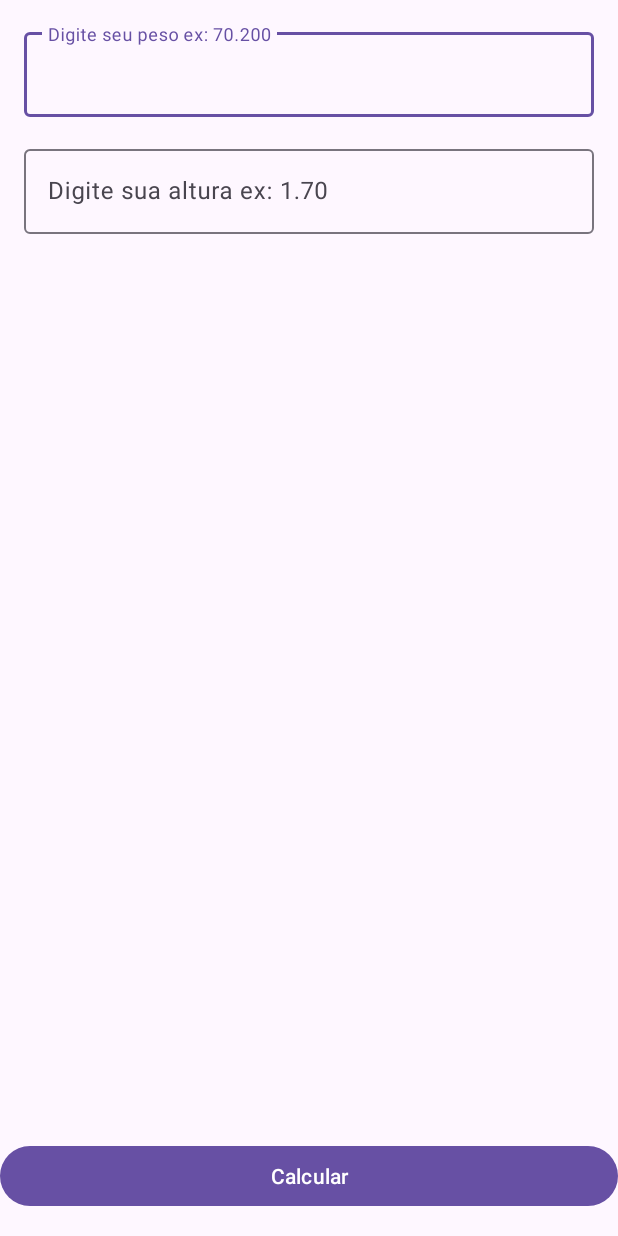
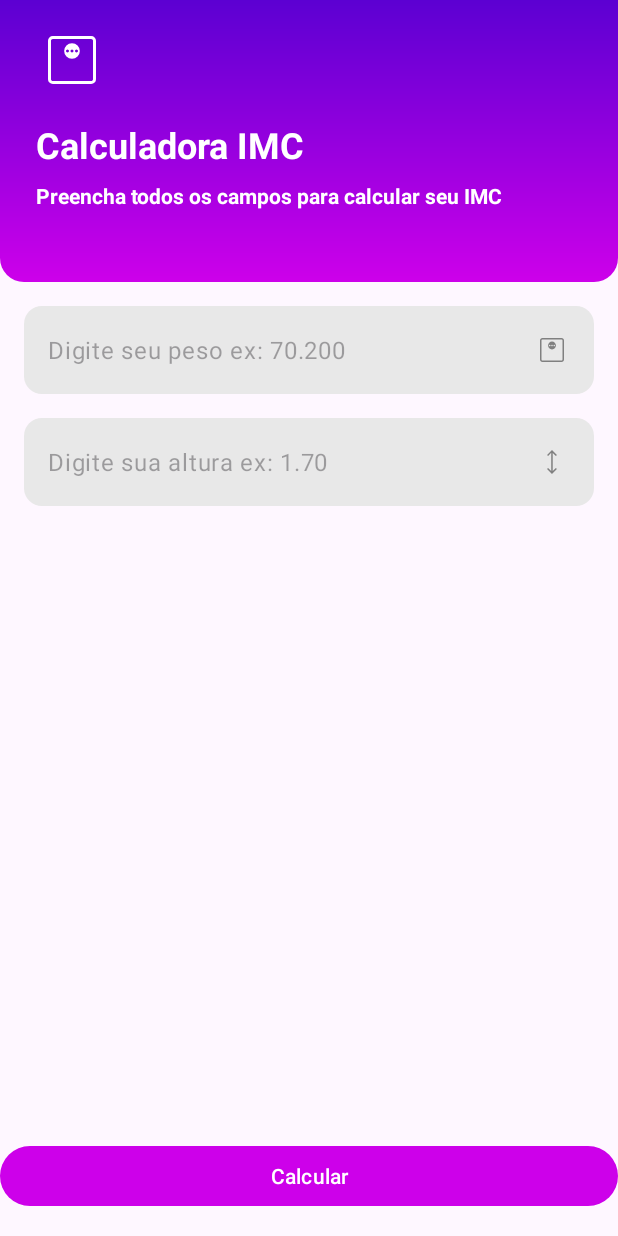
Before and after one commit to jacaboyjr/Calculadora-imc, an Android app: the screen it shows after launch (MainActivity), on a phone screen of 412 x 824 dp. Run offline under Robolectric (Android 15) with nearby library versions, the phone set to English and light mode, and no system bars.

Commit message:
Melhorando esperiência do Usuário

```diff
--- a/app/build.gradle.kts
+++ b/app/build.gradle.kts
@@ -41,6 +41,7 @@ dependencies {
     implementation("androidx.appcompat:appcompat:1.6.1")
     implementation("com.google.android.material:material:1.10.0")
     implementation("androidx.constraintlayout:constraintlayout:2.1.4")
+    implementation("androidx.activity:activity:1.8.0")
     testImplementation("junit:junit:4.13.2")
     androidTestImplementation("androidx.test.ext:junit:1.1.5")
     androidTestImplementation("androidx.test.espresso:espresso-core:3.5.1")
--- /dev/null
+++ b/app/src/main/res/drawable/gradient_br.xml
@@ -0,0 +1,14 @@
+<?xml version="1.0" encoding="utf-8"?>
+<shape xmlns:android="http://schemas.android.com/apk/res/android">
+
+    <corners android:topLeftRadius="0dp"
+        android:topRightRadius="0dp"
+        android:bottomLeftRadius="16dp"
+        android:bottomRightRadius="16dp"/>
+
+    <gradient
+        android:startColor="@color/primary_400"
+        android:endColor="@color/primary_900"
+        android:angle="90" />
+
+</shape>
--- /dev/null
+++ b/app/src/main/res/drawable/ic_height.xml
@@ -0,0 +1,9 @@
+<vector xmlns:android="http://schemas.android.com/apk/res/android"
+    android:width="24dp"
+    android:height="24dp"
+    android:viewportWidth="960"
+    android:viewportHeight="960">
+  <path
+      android:pathData="M479.23,800 L347.69,668.46l27.54,-27.54 84,82.23v-487.07l-83.23,83 -27.54,-27.54L480,160l131.54,131.54 -28.31,28.54 -84,-83.23v486.3l84,-82.23 27.54,27.54L479.23,800Z"
+      android:fillColor="#FF808080"/>
+</vector>
--- /dev/null
+++ b/app/src/main/res/drawable/ic_weigth.xml
@@ -0,0 +1,9 @@
+<vector xmlns:android="http://schemas.android.com/apk/res/android"
+    android:width="24dp"
+    android:height="24dp"
+    android:viewportWidth="960"
+    android:viewportHeight="960">
+  <path
+      android:pathData="M480,464.62q43.85,0 74.23,-30.39 30.39,-30.38 30.39,-74.23 0,-43.85 -30.39,-74.23 -30.38,-30.39 -74.23,-30.39 -43.85,0 -74.23,30.39 -30.39,30.38 -30.39,74.23 0,43.85 30.39,74.23 30.38,30.39 74.23,30.39ZM420,380q-8,0 -14,-6t-6,-14q0,-8 6,-14t14,-6q8,0 14,6t6,14q0,8 -6,14t-14,6ZM480,380q-8,0 -14,-6t-6,-14q0,-8 6,-14t14,-6q8,0 14,6t6,14q0,8 -6,14t-14,6ZM540,380q-8,0 -14,-6t-6,-14q0,-8 6,-14t14,-6q8,0 14,6t6,14q0,8 -6,14t-14,6ZM224.62,800q-27.62,0 -46.12,-18.5Q160,763 160,735.38v-510.76q0,-27.62 18.5,-46.12Q197,160 224.62,160h510.76q27.62,0 46.12,18.5Q800,197 800,224.62v510.76q0,27.62 -18.5,46.12Q763,800 735.38,800L224.62,800ZM224.62,760h510.76q9.24,0 16.93,-7.69 7.69,-7.69 7.69,-16.93v-510.76q0,-9.24 -7.69,-16.93 -7.69,-7.69 -16.93,-7.69L224.62,200q-9.24,0 -16.93,7.69 -7.69,7.69 -7.69,16.93v510.76q0,9.24 7.69,16.93 7.69,7.69 16.93,7.69ZM200,200v560,-560Z"
+      android:fillColor="#FF808080"/>
+</vector>
--- /dev/null
+++ b/app/src/main/res/drawable/rouded_bg.xml
@@ -0,0 +1,6 @@
+<?xml version="1.0" encoding="utf-8"?>
+<shape xmlns:android="http://schemas.android.com/apk/res/android">
+
+    <solid android:color="#E8E8E8" /> <!--gray color for the backgroud-->
+    <corners android:radius="12dp"/> <!--Radius for the corners-->
+</shape>
--- a/app/src/main/res/layout/activity_main.xml
+++ b/app/src/main/res/layout/activity_main.xml
@@ -6,6 +6,49 @@
     android:layout_height="match_parent"
     tools:context=".MainActivity">
 
+    <LinearLayout
+        android:id="@+id/vg_header"
+        android:layout_width="match_parent"
+        android:orientation="vertical"
+        android:layout_marginBottom="24dp"
+        android:background="@drawable/gradient_br"
+        android:layout_height="wrap_content"
+        app:layout_constraintEnd_toEndOf="parent"
+        app:layout_constraintStart_toStartOf="parent"
+        app:layout_constraintTop_toTopOf="parent">
+
+
+    <ImageView
+        android:src="@drawable/ic_weigth"
+        android:layout_marginTop="16dp"
+        android:layout_marginStart="24dp"
+        android:layout_marginBottom="16dp"
+        android:layout_width="48dp"
+        android:layout_height="48dp"
+        android:tint="@color/white"/>
+
+        <TextView
+            android:layout_marginStart="24dp"
+            android:layout_width="wrap_content"
+            android:layout_height="wrap_content"
+            android:textStyle="bold"
+            android:textColor="@color/white"
+            android:textSize="24sp"
+            android:text="Calculadora IMC"/>
+
+        <TextView
+            android:layout_marginStart="24dp"
+            android:layout_marginTop="8dp"
+            android:layout_marginEnd="24dp"
+            android:layout_marginBottom="48dp"
+            android:textStyle="bold"
+            android:textColor="@color/white"
+            android:layout_width="wrap_content"
+            android:layout_height="wrap_content"
+            android:text="Preencha todos os campos para calcular seu IMC"/>
+
+
+    </LinearLayout>
 
     <Button
         android:id="@+id/btn_calcular"
@@ -21,14 +64,20 @@
         android:id="@+id/textInputLayout"
         android:layout_width="match_parent"
         android:layout_height="wrap_content"
-        android:layout_margin="16dp"
-        app:layout_constraintTop_toTopOf="parent"
+        android:layout_marginTop="24px"
+        android:layout_marginStart="16dp"
+        android:layout_marginEnd="16dp"
+        app:hintEnabled="false"
+        app:layout_constraintTop_toBottomOf="@+id/vg_header"
         tools:layout_editor_absoluteX="1dp">
 
         <com.google.android.material.textfield.TextInputEditText
             android:id="@+id/edt_peso"
+            android:drawableEnd="@drawable/ic_weigth"
+            android:maxLength="6"
             android:layout_width="match_parent"
             android:layout_height="wrap_content"
+            android:background="@drawable/rouded_bg"
             android:hint="Digite seu peso ex: 70.200"
             android:inputType="numberDecimal" />
     </com.google.android.material.textfield.TextInputLayout>
@@ -37,15 +86,19 @@
         android:layout_width="match_parent"
         android:layout_height="wrap_content"
         android:layout_margin="16dp"
+        app:hintEnabled="false"
         app:layout_constraintEnd_toEndOf="parent"
         app:layout_constraintStart_toStartOf="parent"
         app:layout_constraintTop_toBottomOf="@+id/textInputLayout">
 
         <com.google.android.material.textfield.TextInputEditText
             android:id="@+id/edt_altura"
+            android:drawableEnd="@drawable/ic_height"
+            android:maxLength="4"
             android:layout_width="match_parent"
             android:layout_height="wrap_content"
             android:inputType="numberDecimal"
+            android:background="@drawable/rouded_bg"
             android:hint="Digite sua altura ex: 1.70" />
     </com.google.android.material.textfield.TextInputLayout>
 
--- a/app/src/main/res/values-night/themes.xml
+++ b/app/src/main/res/values-night/themes.xml
@@ -2,6 +2,7 @@
     <!-- Base application theme. -->
     <style name="Base.Theme.Calculadoraimc" parent="Theme.Material3.DayNight.NoActionBar">
         <!-- Customize your dark theme here. -->
-        <!-- <item name="colorPrimary">@color/my_dark_primary</item> -->
+        <item name="colorPrimary">@color/primary_400</item>
+        <item name="android:statusBarColor">@color/primary_900</item>
     </style>
 </resources>
--- a/app/src/main/res/values/colors.xml
+++ b/app/src/main/res/values/colors.xml
@@ -2,4 +2,8 @@
 <resources>
     <color name="black">#FF000000</color>
     <color name="white">#FFFFFFFF</color>
+
+    <color name="primary_400">#cd00ea</color>
+    <color name="primary_900">#5c00d2</color>
+
 </resources>
--- a/app/src/main/res/values/themes.xml
+++ b/app/src/main/res/values/themes.xml
@@ -2,7 +2,8 @@
     <!-- Base application theme. -->
     <style name="Base.Theme.Calculadoraimc" parent="Theme.Material3.DayNight.NoActionBar">
         <!-- Customize your light theme here. -->
-        <!-- <item name="colorPrimary">@color/my_light_primary</item> -->
+        <item name="colorPrimary">@color/primary_400</item>
+        <item name="android:statusBarColor">@color/primary_900</item>
     </style>
 
     <style name="Theme.Calculadoraimc" parent="Base.Theme.Calculadoraimc" />
```
Also changed, not shown: app/src/main/res/layout/activity_result.xml (+50 -4 lines), gradle/wrapper/gradle-wrapper.properties, 3 other files.
